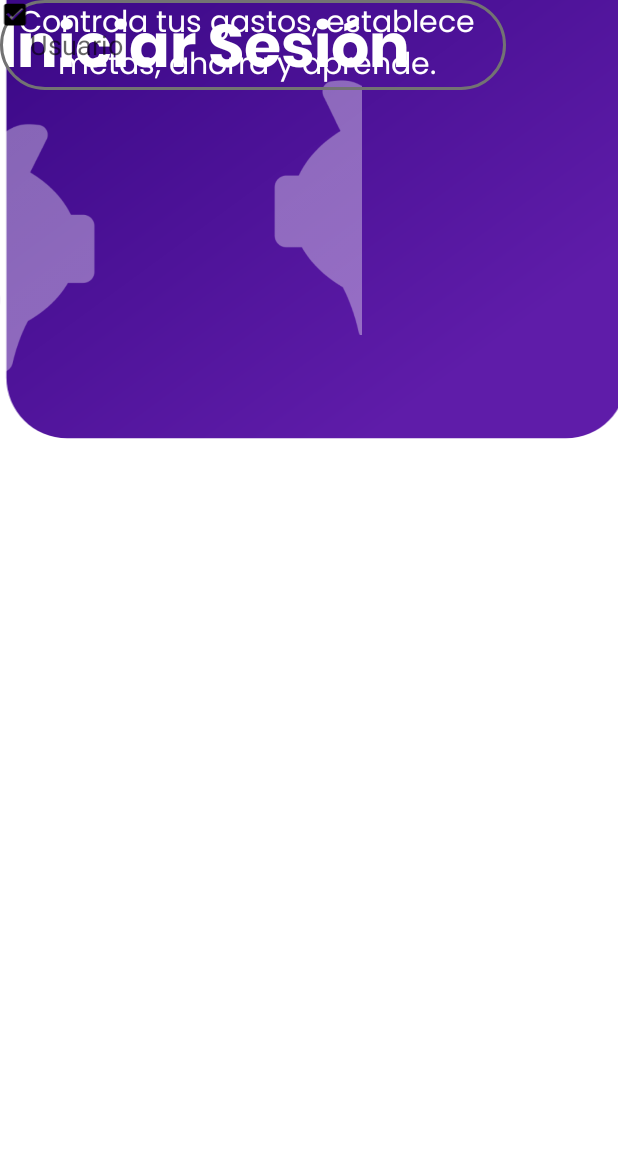
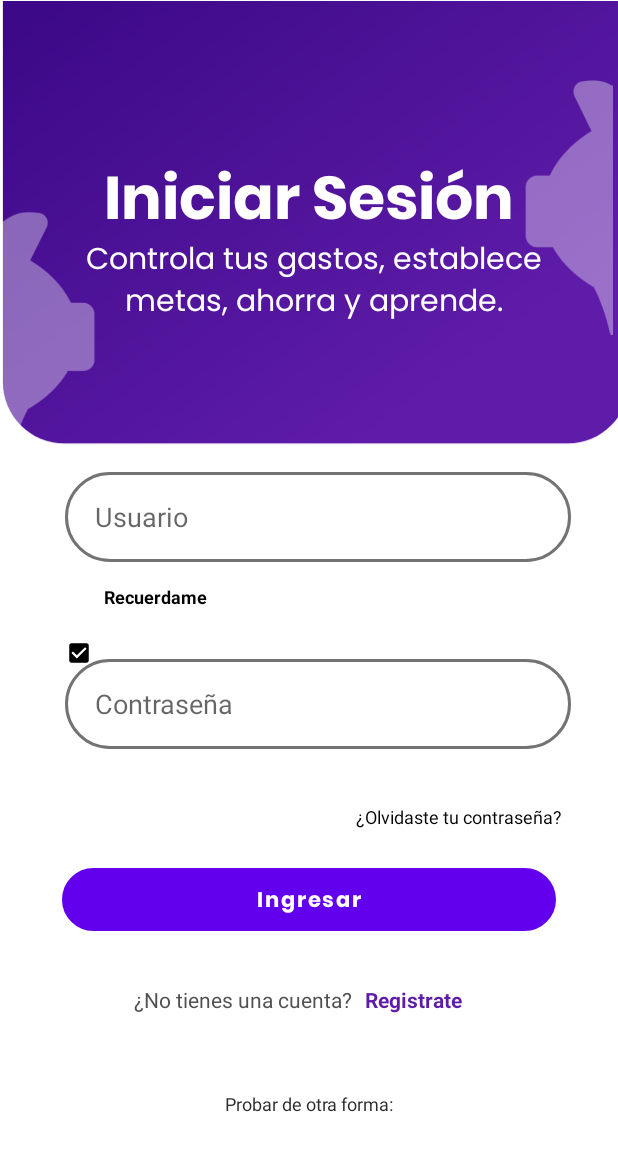
Before and after one commit to danielgranados123/Financia, an Android app: the layout activity_login.xml on its own in the app's theme, with its tools: preview values and no code run, on a phone screen of 412 x 824 dp. Shown: the top 1151 px of the screen. Run offline under Robolectric (Android 15) with nearby library versions, the phone set to English and light mode, and no system bars.

Commit message:
Login casi finalizado

```diff
--- a/AppMovil/app/src/main/res/drawable/ic_plaintext.xml
+++ b/AppMovil/app/src/main/res/drawable/ic_plaintext.xml
@@ -1,6 +1,6 @@
 <?xml version="1.0" encoding="utf-8"?>
 <shape xmlns:android="http://schemas.android.com/apk/res/android"
     android:shape="rectangle">
-    <corners android:radius="60dp" /> <!-- Define el radio de las esquinas -->
+    <corners android:radius="60dp" />
     <stroke android:color="#737373" android:width="2dp" />
 </shape>
--- a/AppMovil/app/src/main/res/layout/activity_login.xml
+++ b/AppMovil/app/src/main/res/layout/activity_login.xml
@@ -5,12 +5,19 @@
     android:id="@+id/main"
     android:layout_width="match_parent"
     android:layout_height="match_parent"
+    android:backgroundTint="#FEFEFE"
     tools:context=".activity_login">
 
     <ImageView
         android:id="@+id/imageView"
-        android:layout_width="422dp"
-        android:layout_height="296dp"
+        android:layout_width="421dp"
+        android:layout_height="300dp"
+        app:layout_constraintBottom_toBottomOf="parent"
+        app:layout_constraintEnd_toEndOf="parent"
+        app:layout_constraintHorizontal_bias="0.0"
+        app:layout_constraintStart_toStartOf="parent"
+        app:layout_constraintTop_toTopOf="parent"
+        app:layout_constraintVertical_bias="0.0"
         app:srcCompat="@drawable/ic_rectangulo" />
 
     <TextView
@@ -21,8 +28,11 @@
         android:text="Iniciar Sesión"
         android:textColor="#ffffff"
         android:textSize="40sp"
-        tools:layout_editor_absoluteX="69dp"
-        tools:layout_editor_absoluteY="76dp" />
+        app:layout_constraintBottom_toBottomOf="parent"
+        app:layout_constraintEnd_toEndOf="parent"
+        app:layout_constraintStart_toStartOf="parent"
+        app:layout_constraintTop_toTopOf="parent"
+        app:layout_constraintVertical_bias="0.134" />
 
     <TextView
         android:id="@+id/textView2"
@@ -33,42 +43,165 @@
         android:textAlignment="center"
         android:textColor="#ffffff"
         android:textSize="20sp"
-        tools:layout_editor_absoluteX="40dp"
-        tools:layout_editor_absoluteY="145dp" />
+        app:layout_constraintBottom_toBottomOf="@+id/imageView"
+        app:layout_constraintEnd_toEndOf="parent"
+        app:layout_constraintHorizontal_bias="0.543"
+        app:layout_constraintStart_toStartOf="parent"
+        app:layout_constraintTop_toTopOf="parent"
+        app:layout_constraintVertical_bias="0.65" />
 
     <ImageView
         android:id="@+id/imageView2"
         android:layout_width="262dp"
         android:layout_height="474dp"
-        app:srcCompat="@drawable/cerdoc"
-        tools:layout_editor_absoluteX="3dp"
-        tools:layout_editor_absoluteY="43dp" />
+        app:layout_constraintBottom_toBottomOf="parent"
+        app:layout_constraintEnd_toEndOf="parent"
+        app:layout_constraintHorizontal_bias="0.0"
+        app:layout_constraintStart_toStartOf="parent"
+        app:layout_constraintTop_toTopOf="parent"
+        app:layout_constraintVertical_bias="0.167"
+        app:srcCompat="@drawable/cerdoc" />
 
     <ImageView
         android:id="@+id/imageView3"
         android:layout_width="241dp"
         android:layout_height="260dp"
-        app:srcCompat="@drawable/cerdoderecha"
-        tools:layout_editor_absoluteX="170dp" />
+        app:layout_constraintBottom_toBottomOf="parent"
+        app:layout_constraintEnd_toEndOf="parent"
+        app:layout_constraintHorizontal_bias="0.982"
+        app:layout_constraintStart_toStartOf="parent"
+        app:layout_constraintTop_toTopOf="parent"
+        app:layout_constraintVertical_bias="0.0"
+        app:srcCompat="@drawable/cerdoderecha" />
 
     <EditText
-        android:id="@+id/txtNombreLogin"
+        android:id="@+id/txtUsuario"
         android:layout_width="337dp"
         android:layout_height="60dp"
+        android:layout_marginBottom="76dp"
         android:background="@drawable/ic_plaintext"
         android:ems="10"
         android:hint="Usuario"
         android:inputType="text"
         android:paddingStart="20dp"
-        tools:layout_editor_absoluteX="37dp"
-        tools:layout_editor_absoluteY="336dp" />
+        app:layout_constraintBottom_toBottomOf="parent"
+        app:layout_constraintEnd_toEndOf="parent"
+        app:layout_constraintHorizontal_bias="0.581"
+        app:layout_constraintStart_toStartOf="parent"
+        app:layout_constraintTop_toBottomOf="@+id/imageView"
+        app:layout_constraintVertical_bias="0.037" />
+
+    <EditText
+        android:id="@+id/txtContraseña"
+        android:layout_width="337dp"
+        android:layout_height="60dp"
+        android:layout_marginBottom="76dp"
+        android:background="@drawable/ic_plaintext"
+        android:ems="10"
+        android:hint="Contraseña"
+        android:inputType="text"
+        android:paddingStart="20dp"
+        app:layout_constraintBottom_toBottomOf="parent"
+        app:layout_constraintEnd_toEndOf="parent"
+        app:layout_constraintHorizontal_bias="0.581"
+        app:layout_constraintStart_toStartOf="parent"
+        app:layout_constraintTop_toBottomOf="@+id/imageView"
+        app:layout_constraintVertical_bias="0.359" />
 
     <ImageView
         android:id="@+id/imageView4"
-        android:layout_width="20dp"
-        android:layout_height="19dp"
-        app:srcCompat="@drawable/check"
-        tools:layout_editor_absoluteX="49dp"
-        tools:layout_editor_absoluteY="403dp" />
+        android:layout_width="17dp"
+        android:layout_height="17dp"
+        app:layout_constraintBottom_toBottomOf="parent"
+        app:layout_constraintEnd_toEndOf="parent"
+        app:layout_constraintHorizontal_bias="0.111"
+        app:layout_constraintStart_toStartOf="parent"
+        app:layout_constraintTop_toTopOf="parent"
+        app:layout_constraintVertical_bias="0.529"
+        app:srcCompat="@drawable/check" />
+
+    <TextView
+        android:id="@+id/textViewContraseña"
+        android:layout_width="wrap_content"
+        android:layout_height="wrap_content"
+        android:text="¿Olvidaste tu contraseña?"
+        android:textColor="#000000"
+        android:textSize="12sp"
+        app:layout_constraintBottom_toBottomOf="parent"
+        app:layout_constraintEnd_toEndOf="parent"
+        app:layout_constraintHorizontal_bias="0.863"
+        app:layout_constraintStart_toStartOf="parent"
+        app:layout_constraintTop_toTopOf="parent"
+        app:layout_constraintVertical_bias="0.664" />
+
+    <TextView
+        android:id="@+id/textViewRecuerdame"
+        android:layout_width="wrap_content"
+        android:layout_height="wrap_content"
+        android:text="Recuerdame"
+        android:textColor="#000000"
+        android:textSize="12sp"
+        android:textStyle="bold"
+        app:layout_constraintBottom_toBottomOf="@+id/imageView2"
+        app:layout_constraintEnd_toEndOf="parent"
+        app:layout_constraintHorizontal_bias="0.201"
+        app:layout_constraintStart_toStartOf="parent"
+        app:layout_constraintTop_toTopOf="parent"
+        app:layout_constraintVertical_bias="0.754" />
+
+    <Button
+        android:id="@+id/btnIngresarLogin"
+        android:layout_width="329dp"
+        android:layout_height="42dp"
+        android:background="@drawable/ic_plaintext"
+        android:backgroundTint="#5F1CA8"
+        android:fontFamily="@font/poppins_bold"
+        android:text="Ingresar"
+        android:textAllCaps="false"
+        app:layout_constraintBottom_toBottomOf="parent"
+        app:layout_constraintEnd_toEndOf="parent"
+        app:layout_constraintStart_toStartOf="parent"
+        app:layout_constraintTop_toTopOf="parent"
+        app:layout_constraintVertical_bias="0.74" />
+
+    <TextView
+        android:id="@+id/textView6"
+        android:layout_width="wrap_content"
+        android:layout_height="wrap_content"
+        android:layout_marginBottom="148dp"
+        android:text="¿No tienes una cuenta?"
+        android:textColor="#515151"
+        app:layout_constraintBottom_toBottomOf="parent"
+        app:layout_constraintEnd_toEndOf="parent"
+        app:layout_constraintHorizontal_bias="0.334"
+        app:layout_constraintStart_toStartOf="parent" />
+
+    <TextView
+        android:id="@+id/textView7"
+        android:layout_width="wrap_content"
+        android:layout_height="wrap_content"
+        android:layout_marginBottom="148dp"
+        android:text="Registrate"
+        android:textColor="#5F1CA8"
+        android:textStyle="bold"
+        app:layout_constraintBottom_toBottomOf="parent"
+        app:layout_constraintEnd_toEndOf="parent"
+        app:layout_constraintHorizontal_bias="0.701"
+        app:layout_constraintStart_toStartOf="parent" />
+
+    <TextView
+        android:id="@+id/textView8"
+        android:layout_width="wrap_content"
+        android:layout_height="wrap_content"
+        android:layout_marginBottom="80dp"
+        android:text="Probar de otra forma:"
+        android:textColor="#2C2C2C"
+        android:textSize="12sp"
+        app:layout_constraintBottom_toBottomOf="parent"
+        app:layout_constraintEnd_toEndOf="parent"
+        app:layout_constraintStart_toStartOf="parent"
+        app:layout_constraintTop_toBottomOf="@+id/textView6"
+        app:layout_constraintVertical_bias="1.0" />
+
 
 </androidx.constraintlayout.widget.ConstraintLayout>
--- a/AppMovil/app/src/main/res/values/styles.xml
+++ b/AppMovil/app/src/main/res/values/styles.xml
@@ -6,6 +6,5 @@
     <item name="android:layout_alignParentRight">true</item>
     <item name="android:layout_alignParentTop">true</item>
     <item name="android:layout_alignParentBottom">true</item>
-    <item name="android:background">@drawable/rectangle_1</item>
 </style>
 </resources>
```
